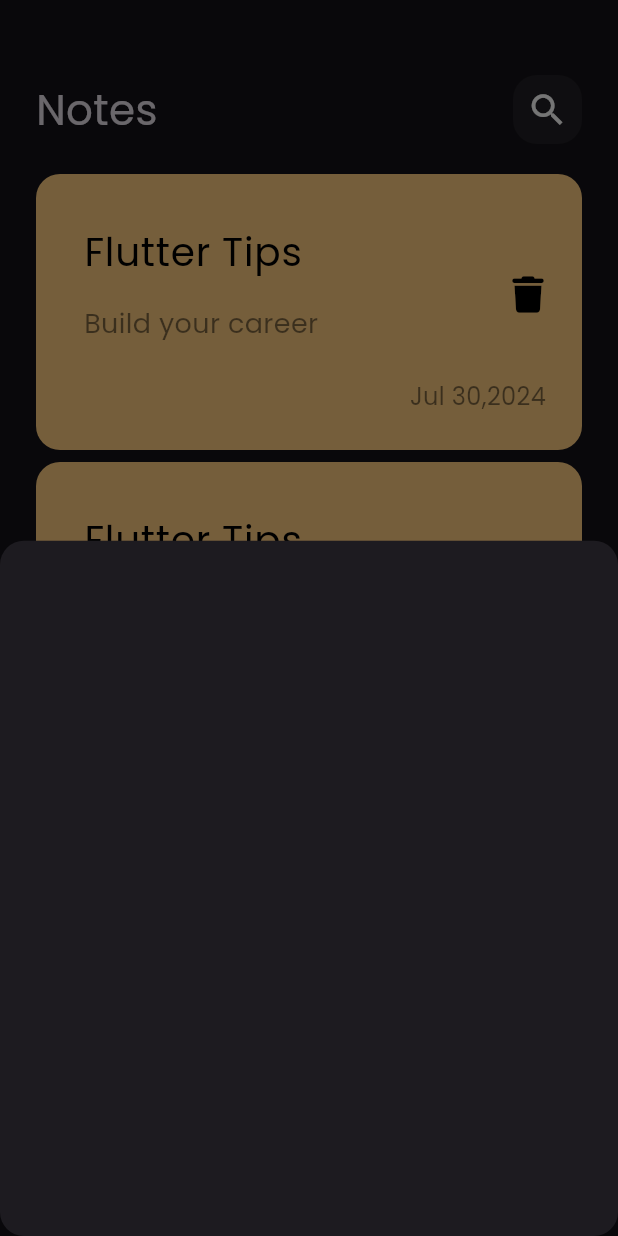
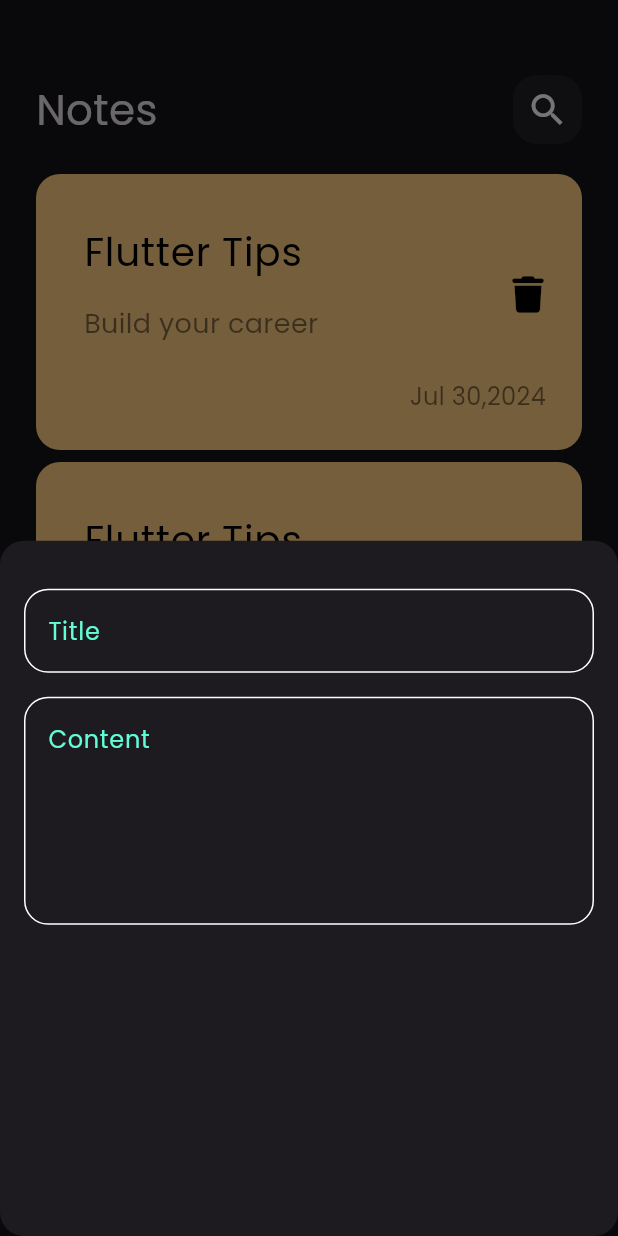
Before and after one commit to MhdIbrahim940/notes_app, a Flutter app: the screen it shows after launch, after a tap on the "add" icon, on a phone screen of 412 x 824 dp. Run offline on Flutter 3.47's test engine with Material 3 defaults, Android fonts, the phone set to English and light mode, and no system bars; our stand-ins replace font_awesome_flutter.

Commit message:
create Constants and Custom Text Field

```diff
--- /dev/null
+++ b/lib/constants.dart
@@ -0,0 +1,6 @@
+import 'package:flutter/material.dart';
+
+
+const kPrimaryColor = Color(0xff62FCD7);
+const myWhite = Colors.white;
+const myBlack = Colors.black;
--- a/lib/views/notes_view.dart
+++ b/lib/views/notes_view.dart
@@ -1,7 +1,8 @@
 import 'package:flutter/material.dart';
+import 'package:notes_app/widgets/add_note_bottom_sheet.dart';
 import 'package:notes_app/widgets/notes_view_body.dart';
+import 'package:notes_app/constants.dart';
 
-import '../widgets/add_note_bottom_sheet.dart';
 
 class NotesView extends StatelessWidget {
   const NotesView({super.key});
@@ -10,6 +11,7 @@ class NotesView extends StatelessWidget {
   Widget build(BuildContext context) {
     return  Scaffold(
       floatingActionButton: FloatingActionButton(
+        backgroundColor: kPrimaryColor,
         onPressed: (){
           showModalBottomSheet(
             shape: RoundedRectangleBorder(
@@ -20,8 +22,10 @@ class NotesView extends StatelessWidget {
            return const AddNoteBottomSheet();
           });
         },
-        child: const Icon(Icons.add,),
+        child: const Icon(Icons.add,
+        color: myBlack,
         ),
+          ),
       body: const NotesViewBody(),
     );
   }
--- a/lib/widgets/add_note_bottom_sheet.dart
+++ b/lib/widgets/add_note_bottom_sheet.dart
@@ -1,4 +1,6 @@
 import 'package:flutter/material.dart';
+
+import 'custom_text_field.dart';
 
 
 
@@ -7,6 +9,30 @@ class AddNoteBottomSheet extends StatelessWidget {
 
   @override
   Widget build(BuildContext context) {
-    return Container();
+    return  const Padding(
+      padding:  EdgeInsets.symmetric(horizontal: 16),
+      child:
+         Column(
+          children: [
+            SizedBox(
+              height: 32,
+            ),
+
+            CustomTextField(
+              hint: 'Title'
+            ),
+
+            SizedBox(
+              height: 16,
+            ),
+            CustomTextField(
+              maxLines: 5,
+              hint: 'Content'
+            ),
+
+          ],
+        ),
+
+    );
   }
 }
--- /dev/null
+++ b/lib/widgets/custom_text_field.dart
@@ -0,0 +1,38 @@
+import 'package:flutter/material.dart';
+import 'package:notes_app/constants.dart';
+
+
+class CustomTextField extends StatelessWidget {
+  const CustomTextField({super.key, required this.hint,  this.maxLines = 1});
+
+   final String hint;
+   final int maxLines;
+  @override
+  Widget build(BuildContext context){
+    return  TextField(
+      cursorColor: kPrimaryColor,
+      maxLines: maxLines,
+
+      decoration: InputDecoration(
+        hintText: hint,
+        hintStyle: const TextStyle(
+          color: kPrimaryColor,
+        ),
+        border: buildBorder(myWhite),
+        enabledBorder: buildBorder(myWhite),
+        focusedBorder: buildBorder(kPrimaryColor),
+      ),
+    );
+  }
+}
+
+
+OutlineInputBorder buildBorder( Color color)
+{
+  return OutlineInputBorder
+        (
+        borderRadius: BorderRadius.circular(16),
+        borderSide:  BorderSide(
+          color: color ),
+      );
+}
```
